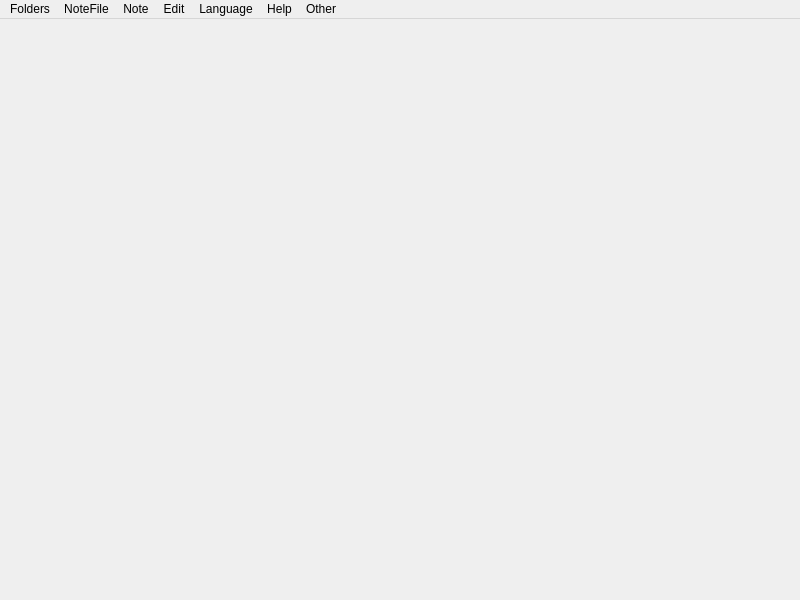
The window that misli_desktop/misliwindow.ui (v-ko/pamet) describes before a commit, drawn with Qt 5.
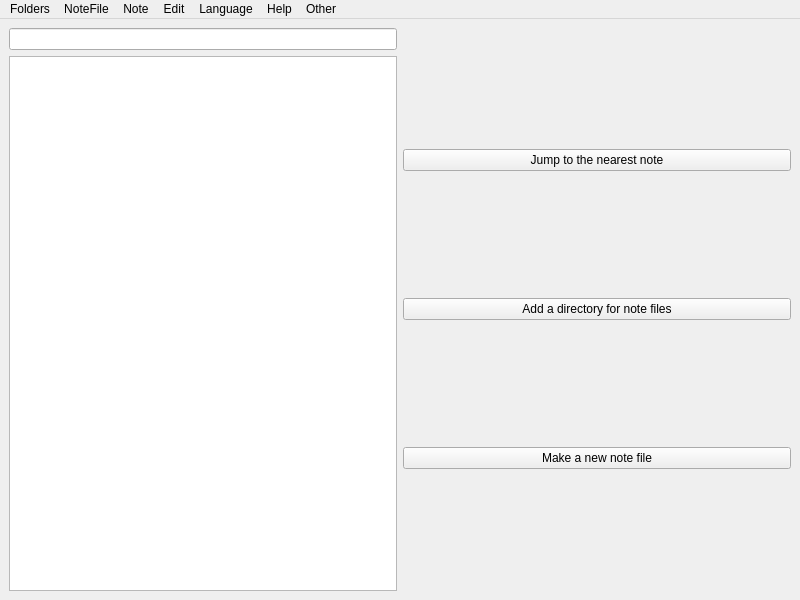
The same window after the commit.

Patch:
```diff
--- a/misli_desktop/misliwindow.ui
+++ b/misli_desktop/misliwindow.ui
@@ -14,7 +14,57 @@
    <string>MainWindow</string>
   </property>
   <widget class="QWidget" name="centralwidget">
-   <layout class="QHBoxLayout" name="horizontalLayout_2"/>
+   <layout class="QHBoxLayout" name="horizontalLayout_2">
+    <item>
+     <layout class="QVBoxLayout" name="verticalLayout">
+      <item>
+       <widget class="QLineEdit" name="searchLineEdit">
+        <property name="sizePolicy">
+         <sizepolicy hsizetype="Minimum" vsizetype="Fixed">
+          <horstretch>0</horstretch>
+          <verstretch>0</verstretch>
+         </sizepolicy>
+        </property>
+       </widget>
+      </item>
+      <item>
+       <widget class="QListView" name="searchListView">
+        <property name="sizePolicy">
+         <sizepolicy hsizetype="Minimum" vsizetype="Expanding">
+          <horstretch>0</horstretch>
+          <verstretch>0</verstretch>
+         </sizepolicy>
+        </property>
+       </widget>
+      </item>
+     </layout>
+    </item>
+    <item>
+     <layout class="QVBoxLayout" name="mainLayout">
+      <item>
+       <widget class="QPushButton" name="jumpToNearestNotePushButton">
+        <property name="text">
+         <string>Jump to the nearest note</string>
+        </property>
+       </widget>
+      </item>
+      <item>
+       <widget class="QPushButton" name="addMisliDirPushButton">
+        <property name="text">
+         <string>Add a directory for note files</string>
+        </property>
+       </widget>
+      </item>
+      <item>
+       <widget class="QPushButton" name="makeNoteFilePushButton">
+        <property name="text">
+         <string>Make a new note file</string>
+        </property>
+       </widget>
+      </item>
+     </layout>
+    </item>
+   </layout>
   </widget>
   <widget class="QMenuBar" name="menubar">
    <property name="geometry">
```
Left out of the diff: 589 changed lines with no effect on the pictures.
